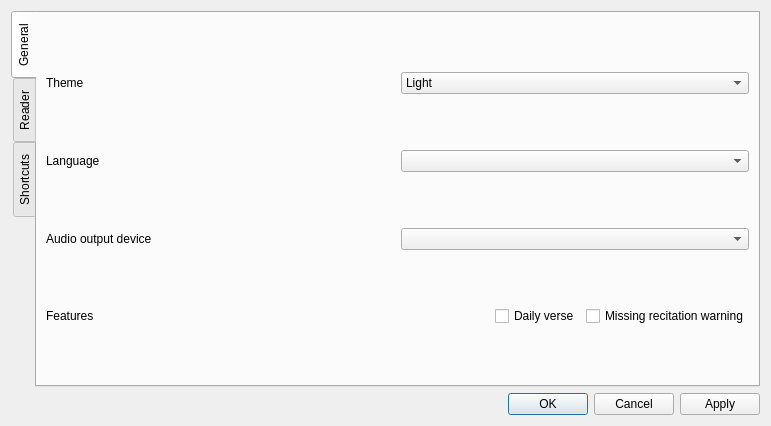
First picture: the form in src/dialogs/settingsdialog.ui, repository 0xzer0x/quran-companion, before the edit.
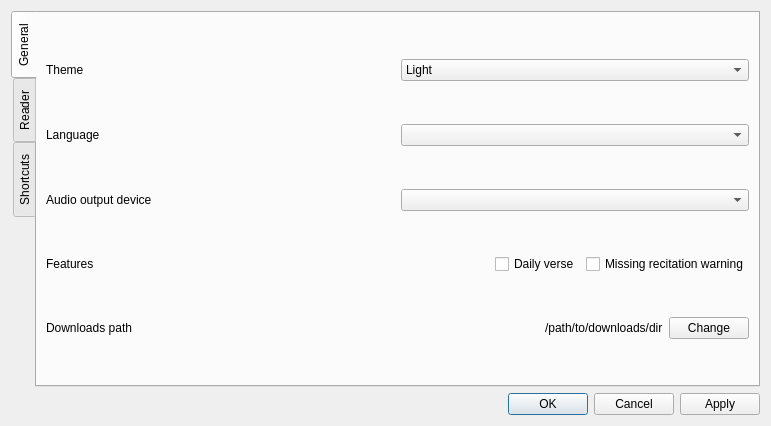
Second picture: the form after the edit.

Commit message: feat: customizable downloads path

Patch:
```diff
--- a/src/dialogs/settingsdialog.ui
+++ b/src/dialogs/settingsdialog.ui
@@ -135,6 +135,44 @@
          </item>
         </layout>
        </item>
+       <item>
+        <layout class="QHBoxLayout" name="horizontalLayout_6">
+         <item>
+          <widget class="QLabel" name="label_4">
+           <property name="text">
+            <string>Downloads path</string>
+           </property>
+          </widget>
+         </item>
+         <item>
+          <spacer name="horizontalSpacer_4">
+           <property name="orientation">
+            <enum>Qt::Horizontal</enum>
+           </property>
+           <property name="sizeHint" stdset="0">
+            <size>
+             <width>40</width>
+             <height>20</height>
+            </size>
+           </property>
+          </spacer>
+         </item>
+         <item>
+          <widget class="QLabel" name="lbDownloadsPath">
+           <property name="text">
+            <string notr="true">/path/to/downloads/dir</string>
+           </property>
+          </widget>
+         </item>
+         <item>
+          <widget class="QPushButton" name="btnChangeDownloadsPath">
+           <property name="text">
+            <string>Change</string>
+           </property>
+          </widget>
+         </item>
+        </layout>
+       </item>
       </layout>
      </widget>
      <widget class="QWidget" name="readerTab">
```
The commit also changes 7 other files.
